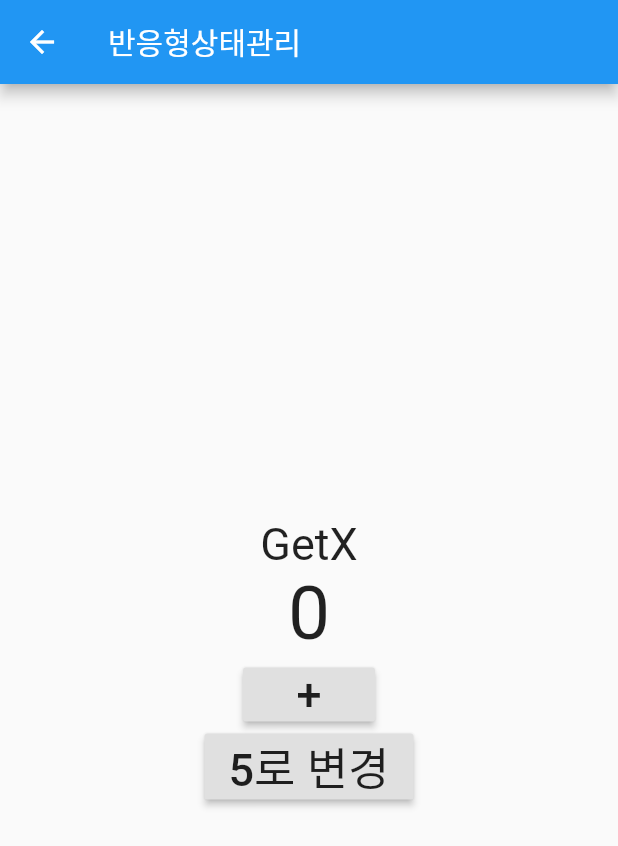
After one commit to webable9/flutter_getx, a Flutter app: the screen it shows after launch, after a tap on "반응형상태관리", on a phone screen of 412 x 824 dp. The commit adds this screen. Shown: the top 846 px of the screen. Run offline on Flutter 3.47's test engine with Material 2 defaults, Android fonts, the phone set to English and light mode, and no system bars; our stand-ins replace get.

Commit message:
2021.02.03.

```diff
--- /dev/null
+++ b/lib/pages/reactive_state_manage_page.dart
@@ -0,0 +1,40 @@
+import 'package:flutter/material.dart';
+import 'package:flutter_getx/src/controller/count_controller_with_reactive.dart';
+import 'package:get/get.dart';
+
+class ReactiveStateManagePage extends StatelessWidget {
+  const ReactiveStateManagePage({Key key}) : super(key: key);
+
+  @override
+  Widget build(BuildContext context) {
+    Get.put(CountControllerWithReactive());
+    return Scaffold(
+      appBar: AppBar(
+        title: Text("반응형상태관리"),
+      ),
+      body: Center(
+        child: Column(
+          mainAxisAlignment: MainAxisAlignment.center,
+          children: [
+            Text("GetX", style: TextStyle(fontSize: 30)),
+            Obx(() => Text(
+                "${Get.find<CountControllerWithReactive>().count.value}",
+                style: TextStyle(fontSize: 50))),
+            RaisedButton(
+              child: Text("+", style: TextStyle(fontSize: 30)),
+              onPressed: () {
+                Get.find<CountControllerWithReactive>().increase();
+              },
+            ),
+            RaisedButton(
+              child: Text("5로 변경", style: TextStyle(fontSize: 30)),
+              onPressed: () {
+                Get.find<CountControllerWithReactive>().putNumber(5);
+              },
+            ),
+          ],
+        ),
+      ),
+    );
+  }
+}
--- /dev/null
+++ b/lib/src/controller/count_controller_with_reactive.dart
@@ -0,0 +1,47 @@
+import 'package:get/get.dart';
+
+enum NUM { FIRST, SECOND }
+
+class User {
+  String name;
+  int age;
+  User({this.name, this.age});
+}
+
+class CountControllerWithReactive extends GetxController {
+  RxInt count = 0.obs;
+  RxDouble _double = 0.0.obs;
+  RxString value = "".obs;
+  Rx<NUM> nums = NUM.FIRST.obs;
+  Rx<User> user = User(name: "개남", age: 25).obs;
+  RxList<String> list = [""].obs;
+
+  void increase() {
+    count++;
+    _double++;
+    _double(424);
+
+    nums(NUM.SECOND);
+    user(User());
+    user.update((_user) {
+      _user.name = "개발하는 남자";
+    });
+    //list.addAll();
+    //list.add();
+    list.addIf(user.value.name == "개발하는 남자", "okay");
+  }
+
+  void putNumber(int value) {
+    count(value);
+  }
+
+  @override
+  void onInit() {
+    ever(count, (_) => print("매번 호출"));
+    once(count, (_) => print("한번만 호출"));
+    debounce(count, (_) => print("마지막 변경에 한번만 호출"), time: Duration(seconds: 1));
+    interval(count, (_) => print("변경되고 있는 동안 1초마다 호출"),
+        time: Duration(seconds: 1));
+    super.onInit();
+  }
+}
--- a/lib/src/home.dart
+++ b/lib/src/home.dart
@@ -1,4 +1,5 @@
 import 'package:flutter/material.dart';
+import 'package:flutter_getx/pages/reactive_state_manage_page.dart';
 import 'package:flutter_getx/pages/simple_state_manage_page.dart';
 import 'package:get/get.dart';
 import 'package:flutter_getx/pages/normal/first.dart';
@@ -56,6 +57,12 @@ class Home extends StatelessWidget {
                 Get.to(SimpleStateManagePage());
               },
             ),
+            RaisedButton(
+              child: Text("반응형상태관리"),
+              onPressed: () {
+                Get.to(ReactiveStateManagePage());
+              },
+            ),
           ],
         ),
       ),
```
Also changed, not shown: 1 other file.
